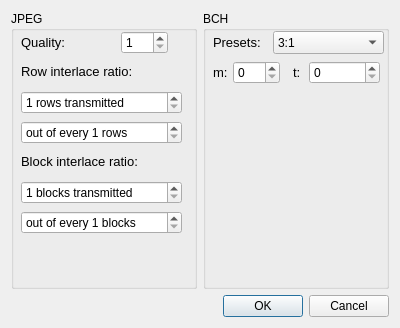
First picture: the form in Corrupt/settingsdialog.ui, repository snikulov/vidstream, before the edit.
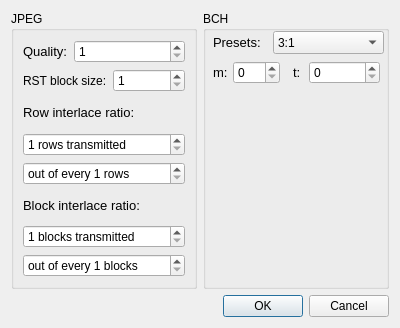
Second picture: the form after the edit.

Commit message: added RST block size to settings

```diff
--- a/Corrupt/settingsdialog.ui
+++ b/Corrupt/settingsdialog.ui
@@ -13,7 +13,7 @@
   <property name="windowTitle">
    <string>Dialog</string>
   </property>
-  <layout class="QGridLayout" name="gridLayout">
+  <layout class="QGridLayout" name="gridLayout" rowstretch="1,1" columnstretch="1,1">
    <item row="1" column="0" colspan="2">
     <widget class="QDialogButtonBox" name="buttonBox">
      <property name="orientation">
@@ -172,15 +172,11 @@
      <property name="title">
       <string>JPEG</string>
      </property>
+     <layout class="QVBoxLayout" name="verticalLayout_2">
+      <item>
+       <layout class="QHBoxLayout" name="horizontalLayout" stretch="0,1">
+        <item>
      <widget class="QLabel" name="label">
-      <property name="geometry">
-       <rect>
-        <x>10</x>
-        <y>20</y>
-        <width>57</width>
-        <height>23</height>
-       </rect>
-      </property>
       <property name="font">
        <font>
         <pointsize>10</pointsize>
@@ -190,15 +186,9 @@
        <string>Quality:</string>
       </property>
      </widget>
+        </item>
+        <item>
      <widget class="QSpinBox" name="qualitySpinBox">
-      <property name="geometry">
-       <rect>
-        <x>110</x>
-        <y>20</y>
-        <width>47</width>
-        <height>23</height>
-       </rect>
-      </property>
       <property name="minimum">
        <number>1</number>
       </property>
@@ -206,15 +196,35 @@
        <number>100</number>
       </property>
      </widget>
+        </item>
+       </layout>
+      </item>
+      <item>
+       <layout class="QHBoxLayout" name="horizontalLayout_2">
+        <item>
+         <widget class="QLabel" name="label_7">
+          <property name="text">
+           <string>RST block size:</string>
+          </property>
+         </widget>
+        </item>
+        <item>
+         <widget class="QSpinBox" name="blockSizeSpinBox">
+          <property name="suffix">
+           <string/>
+          </property>
+          <property name="minimum">
+           <number>1</number>
+          </property>
+          <property name="maximum">
+           <number>3600</number>
+          </property>
+         </widget>
+        </item>
+       </layout>
+      </item>
+      <item>
      <widget class="QLabel" name="label_5">
-      <property name="geometry">
-       <rect>
-        <x>10</x>
-        <y>50</y>
-        <width>131</width>
-        <height>20</height>
-       </rect>
-      </property>
       <property name="font">
        <font>
         <pointsize>10</pointsize>
@@ -224,15 +234,9 @@
        <string>Row interlace ratio:</string>
       </property>
      </widget>
+      </item>
+      <item>
      <widget class="QSpinBox" name="rowsNumSpinBox">
-      <property name="geometry">
-       <rect>
-        <x>10</x>
-        <y>80</y>
-        <width>161</width>
-        <height>23</height>
-       </rect>
-      </property>
       <property name="suffix">
        <string> rows transmitted</string>
       </property>
@@ -246,15 +250,9 @@
        <number>20</number>
       </property>
      </widget>
+      </item>
+      <item>
      <widget class="QSpinBox" name="rowsDenomSpinBox">
-      <property name="geometry">
-       <rect>
-        <x>10</x>
-        <y>110</y>
-        <width>161</width>
-        <height>23</height>
-       </rect>
-      </property>
       <property name="suffix">
        <string> rows</string>
       </property>
@@ -268,15 +266,21 @@
        <number>20</number>
       </property>
      </widget>
+      </item>
+      <item>
+       <widget class="QLabel" name="label_6">
+        <property name="font">
+         <font>
+          <pointsize>10</pointsize>
+         </font>
+        </property>
+        <property name="text">
+         <string>Block interlace ratio:</string>
+        </property>
+       </widget>
+      </item>
+      <item>
      <widget class="QSpinBox" name="blocksNumSpinBox">
-      <property name="geometry">
-       <rect>
-        <x>10</x>
-        <y>170</y>
-        <width>161</width>
-        <height>23</height>
-       </rect>
-      </property>
       <property name="suffix">
        <string> blocks transmitted</string>
       </property>
@@ -290,15 +294,9 @@
        <number>20</number>
       </property>
      </widget>
+      </item>
+      <item>
      <widget class="QSpinBox" name="blocksDenomSpinBox">
-      <property name="geometry">
-       <rect>
-        <x>10</x>
-        <y>200</y>
-        <width>161</width>
-        <height>23</height>
-       </rect>
-      </property>
       <property name="suffix">
        <string> blocks</string>
       </property>
@@ -312,24 +310,8 @@
        <number>20</number>
       </property>
      </widget>
-     <widget class="QLabel" name="label_6">
-      <property name="geometry">
-       <rect>
-        <x>10</x>
-        <y>140</y>
-        <width>131</width>
-        <height>20</height>
-       </rect>
-      </property>
-      <property name="font">
-       <font>
-        <pointsize>10</pointsize>
-       </font>
-      </property>
-      <property name="text">
-       <string>Block interlace ratio:</string>
-      </property>
-     </widget>
+      </item>
+     </layout>
     </widget>
    </item>
   </layout>
```
Lines whose indentation alone changed are shown as unchanged. The commit also changes 5 other files.
